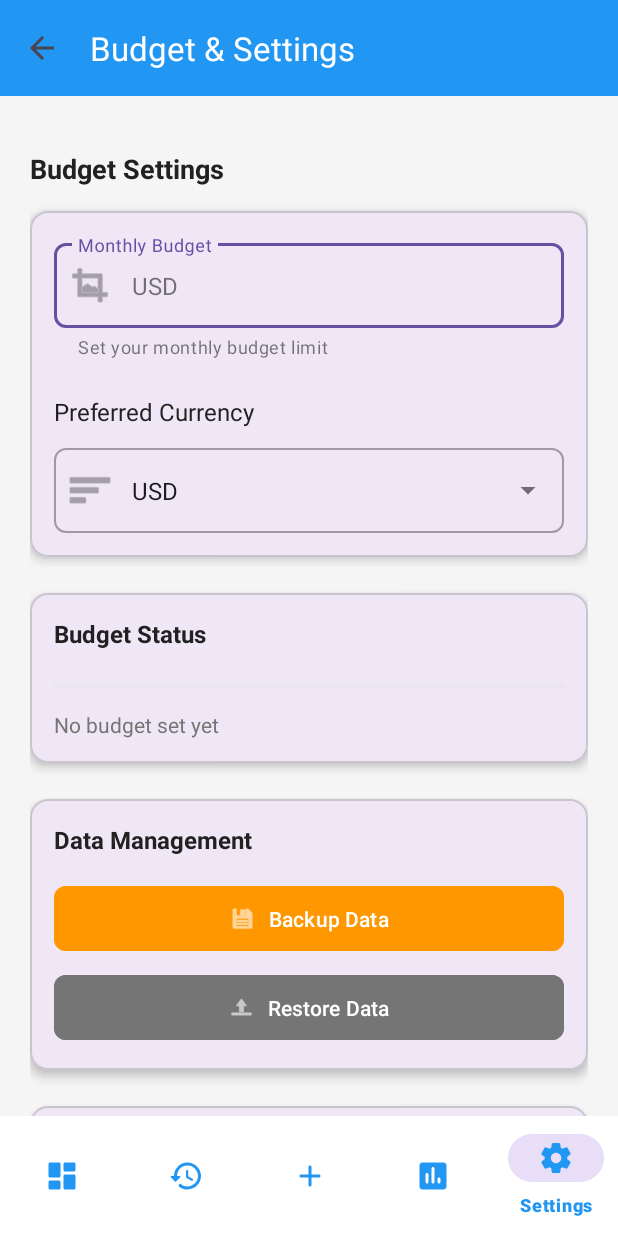
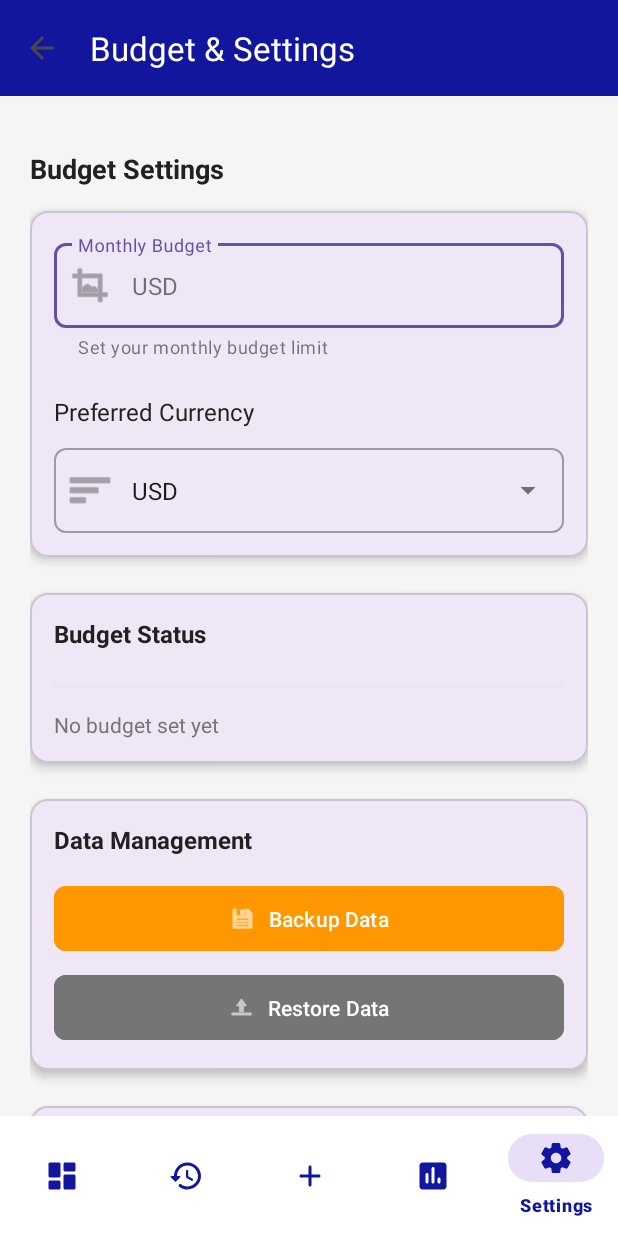
Before and after one commit to imethsuka/Akauntant, an Android app: the SettingsActivity screen opened directly, with no data from a screen before it, on a phone screen of 412 x 824 dp. Run offline under Robolectric (Android 15) with nearby library versions, the phone set to English and light mode, and no system bars.

Commit message:
UI Color Change to IC background Color

```diff
--- a/app/src/main/res/layout/activity_history.xml
+++ b/app/src/main/res/layout/activity_history.xml
@@ -18,7 +18,7 @@
             android:id="@+id/toolbar"
             android:layout_width="match_parent"
             android:layout_height="?attr/actionBarSize"
-            android:background="@color/primary"
+            android:background="@color/ic_launcher_background"
             app:title="Transaction History"
             app:titleTextColor="@color/white" />
 
@@ -120,8 +120,8 @@
         android:layout_width="match_parent"
         android:layout_height="wrap_content"
         android:background="@color/white"
-        app:itemIconTint="@color/primary"
-        app:itemTextColor="@color/primary"
+        app:itemIconTint="@color/ic_launcher_background"
+        app:itemTextColor="@color/ic_launcher_background"
         app:layout_constraintBottom_toBottomOf="parent"
         app:layout_constraintEnd_toEndOf="parent"
         app:layout_constraintStart_toStartOf="parent"
--- a/app/src/main/res/layout/activity_main.xml
+++ b/app/src/main/res/layout/activity_main.xml
@@ -21,7 +21,7 @@
             android:id="@+id/toolbar"
             android:layout_width="match_parent"
             android:layout_height="?attr/actionBarSize"
-            android:background="@color/primary"
+            android:background="@color/ic_launcher_background"
             app:title="Dashboard"
             app:titleTextColor="@color/white" />
     </com.google.android.material.appbar.AppBarLayout>
@@ -278,8 +278,8 @@
         android:layout_width="match_parent"
         android:layout_height="wrap_content"
         android:background="@color/white"
-        app:itemIconTint="@color/primary"
-        app:itemTextColor="@color/primary"
+        app:itemIconTint="@color/ic_launcher_background"
+        app:itemTextColor="@color/ic_launcher_background"
         app:layout_constraintBottom_toBottomOf="parent"
         app:layout_constraintEnd_toEndOf="parent"
         app:layout_constraintStart_toStartOf="parent"
--- a/app/src/main/res/layout/activity_report.xml
+++ b/app/src/main/res/layout/activity_report.xml
@@ -20,7 +20,7 @@
             android:id="@+id/toolbar"
             android:layout_width="match_parent"
             android:layout_height="?attr/actionBarSize"
-            android:background="@color/primary"
+            android:background="@color/ic_launcher_background"
             app:title="Financial Reports"
             app:titleTextColor="@color/white" />
     </com.google.android.material.appbar.AppBarLayout>
@@ -261,8 +261,8 @@
         android:layout_width="match_parent"
         android:layout_height="wrap_content"
         android:background="@color/white"
-        app:itemIconTint="@color/primary"
-        app:itemTextColor="@color/primary"
+        app:itemIconTint="@color/ic_launcher_background"
+        app:itemTextColor="@color/ic_launcher_background"
         app:layout_constraintBottom_toBottomOf="parent"
         app:layout_constraintEnd_toEndOf="parent"
         app:layout_constraintStart_toStartOf="parent"
--- a/app/src/main/res/layout/activity_settings.xml
+++ b/app/src/main/res/layout/activity_settings.xml
@@ -18,7 +18,7 @@
             android:id="@+id/toolbar"
             android:layout_width="match_parent"
             android:layout_height="?attr/actionBarSize"
-            android:background="@color/primary"
+            android:background="@color/ic_launcher_background"
             app:title="Budget &amp; Settings"
             app:titleTextColor="@color/white" />
 
@@ -337,7 +337,7 @@
                 android:layout_height="wrap_content"
                 android:layout_marginTop="24dp"
                 android:layout_marginBottom="16dp"
-                android:backgroundTint="@color/primary"
+                android:backgroundTint="@color/ic_launcher_background"
                 android:paddingVertical="12dp"
                 android:text="Save Settings"
                 android:textColor="@color/white"
@@ -345,7 +345,8 @@
                 app:icon="@android:drawable/ic_menu_save"
                 app:iconGravity="textStart"
                 app:layout_constraintBottom_toBottomOf="parent"
-                app:layout_constraintTop_toBottomOf="@id/notificationSettingsCard" />
+                app:layout_constraintTop_toBottomOf="@id/notificationSettingsCard"
+                tools:layout_editor_absoluteX="20dp" />
 
         </androidx.constraintlayout.widget.ConstraintLayout>
     </androidx.core.widget.NestedScrollView>
@@ -356,8 +357,8 @@
         android:layout_width="match_parent"
         android:layout_height="wrap_content"
         android:background="@color/white"
-        app:itemIconTint="@color/primary"
-        app:itemTextColor="@color/primary"
+        app:itemIconTint="@color/ic_launcher_background"
+        app:itemTextColor="@color/ic_launcher_background"
         app:layout_constraintBottom_toBottomOf="parent"
         app:layout_constraintEnd_toEndOf="parent"
         app:layout_constraintStart_toStartOf="parent"
```
Also changed, not shown: app/src/main/res/layout/activity_add_transaction.xml (+5 -4 lines).
